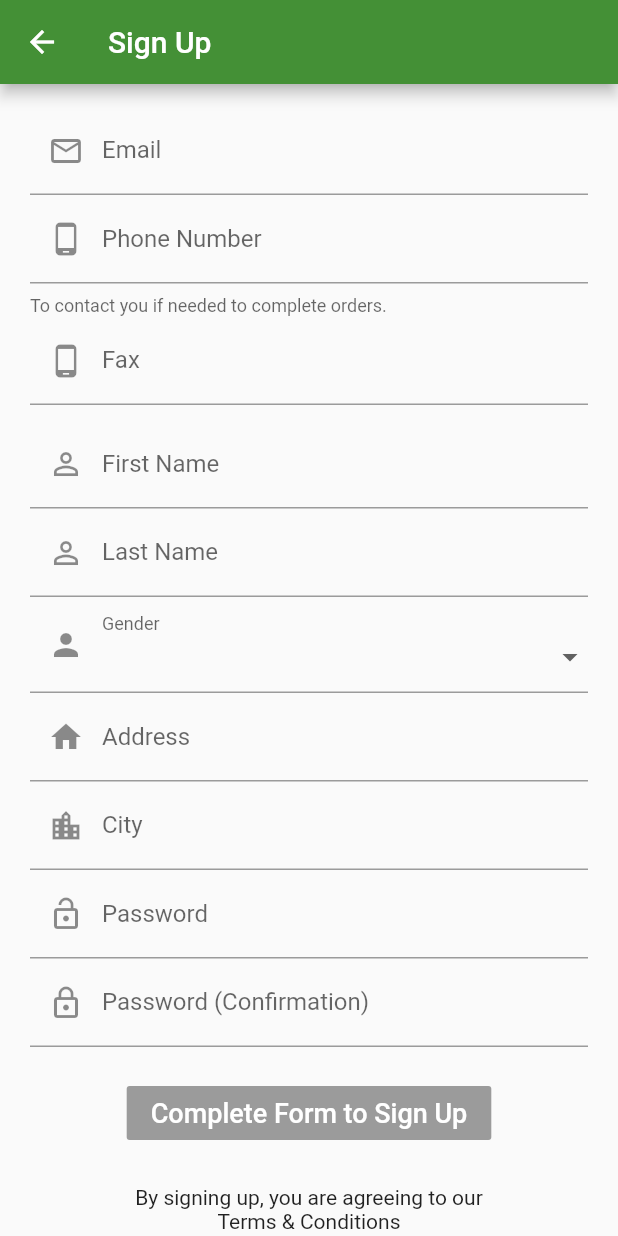
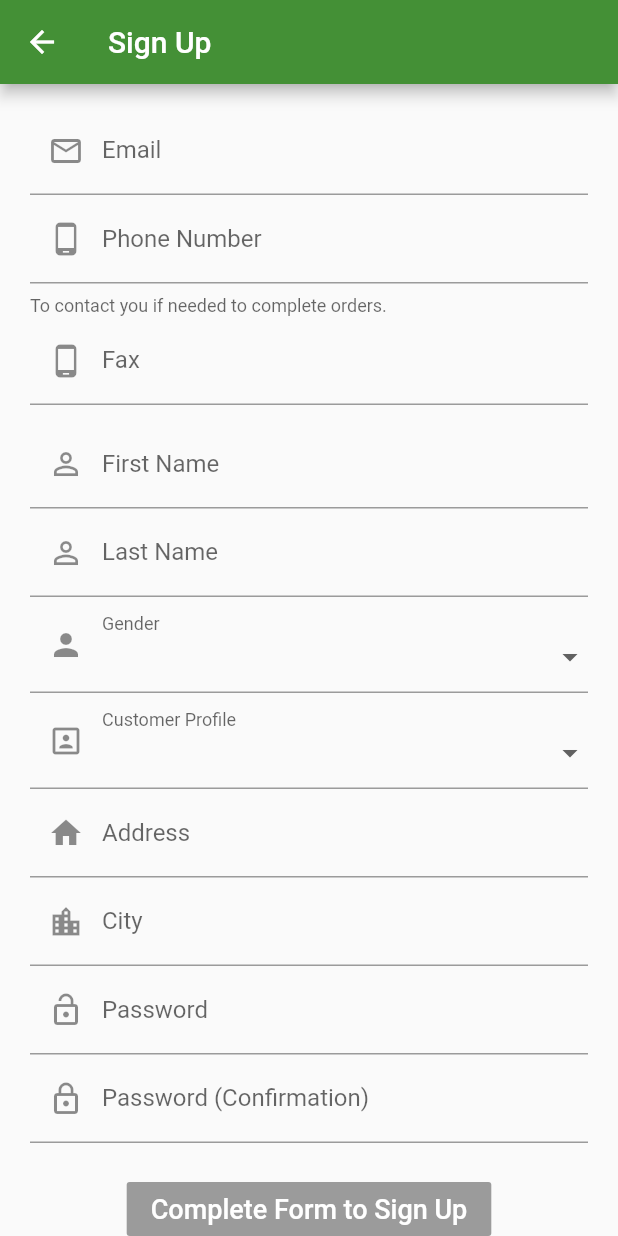
Before and after one commit to suryawanshi-jay/Ugollc, a Flutter app: the RegistrationPage screen opened directly, on a phone screen of 412 x 824 dp. Run offline on Flutter 3.47's test engine with Material 2 defaults, Android fonts, the phone set to English and light mode, and no system bars; our stand-ins replace firebase_analytics, shared_preferences; missing offline and left inert: flutter_stripe, flutter_webview_plugin; accounts and stored records are empty; statements that could not run were skipped.

Commit message:
profile field

```diff
--- a/lib/pages/registration_page.dart
+++ b/lib/pages/registration_page.dart
@@ -24,6 +24,12 @@ class _RegistrationPageState extends State<RegistrationPage> {
   String _city = "";
   String _address1 = "";
   String _fax = "";
+
+  //Profile
+  Profile selectedProfile;
+
+  List<Profile> profile = <Profile>[const Profile(8,'Student'), const Profile(9,'Non-Student'), const Profile(10,'Student-Greek'), const Profile(11,'Parent'), const Profile(12,'Faculty')];
+
   // Gender
   Gender selectedGender;
 
@@ -60,6 +66,7 @@ class _RegistrationPageState extends State<RegistrationPage> {
         "telephone": _phone,
         "fax": _fax,
         "custom_field[account][2]":selectedGender.id.toString(),
+        "custom_field[account][3]":selectedProfile.id.toString(),
         "company": STRIPE_STANDIN,
         "address_1": _address1,
         "address_2": "NAA",
@@ -210,6 +217,32 @@ class _RegistrationPageState extends State<RegistrationPage> {
                   ),
                 ),
               ),
+              new InputDecorator(
+                decoration: const InputDecoration(
+                    prefixIcon: const Icon(Icons.portrait),
+                    labelText: 'Customer Profile'
+                ),
+                isEmpty: selectedProfile == '',
+                child: new DropdownButtonHideUnderline(
+                  child: new DropdownButton<Profile>(
+                    value: selectedProfile,
+                    isDense: true,
+                    onChanged: (Profile newValue) {
+                      setState(() {
+                        selectedProfile = newValue;
+                      });
+                    },
+                    items: profile.map((Profile pro) {
+                      return new DropdownMenuItem<Profile>(
+                        value: pro,
+                        child: new Text(
+                            pro.name
+                        ),
+                      );
+                    }).toList(),
+                  ),
+                ),
+              ),
               //new Text("selected user name is ${selectedGender.name} : and Id is : ${selectedGender.id}"),
               new TextField(
                 decoration: const InputDecoration(
```
